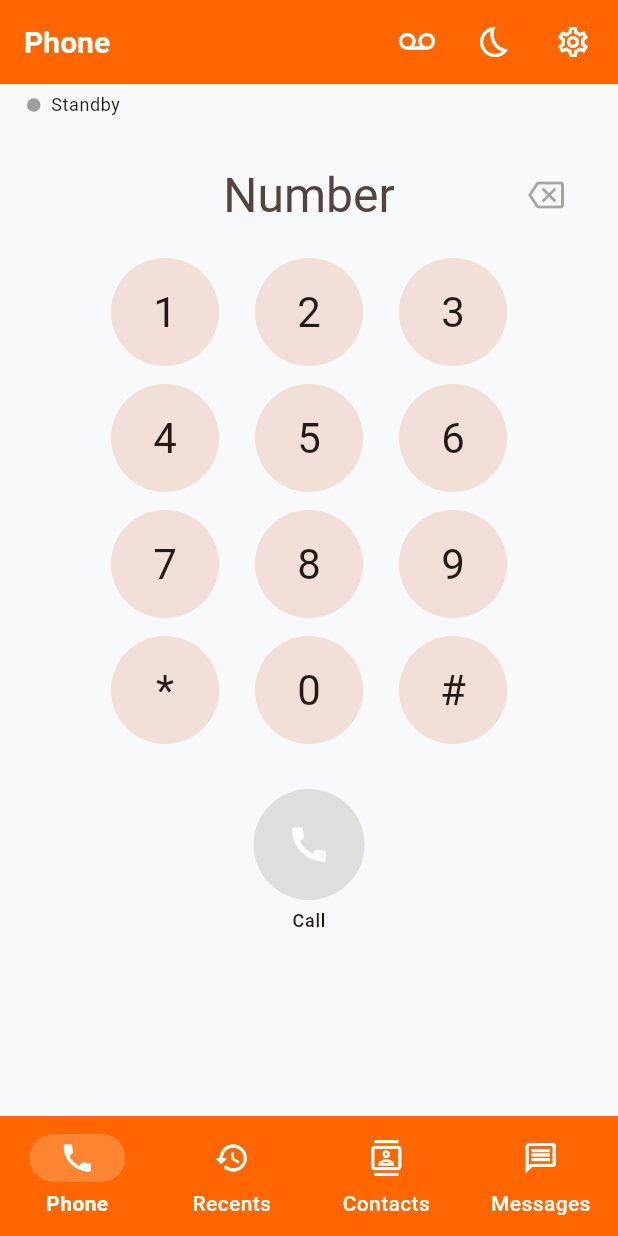
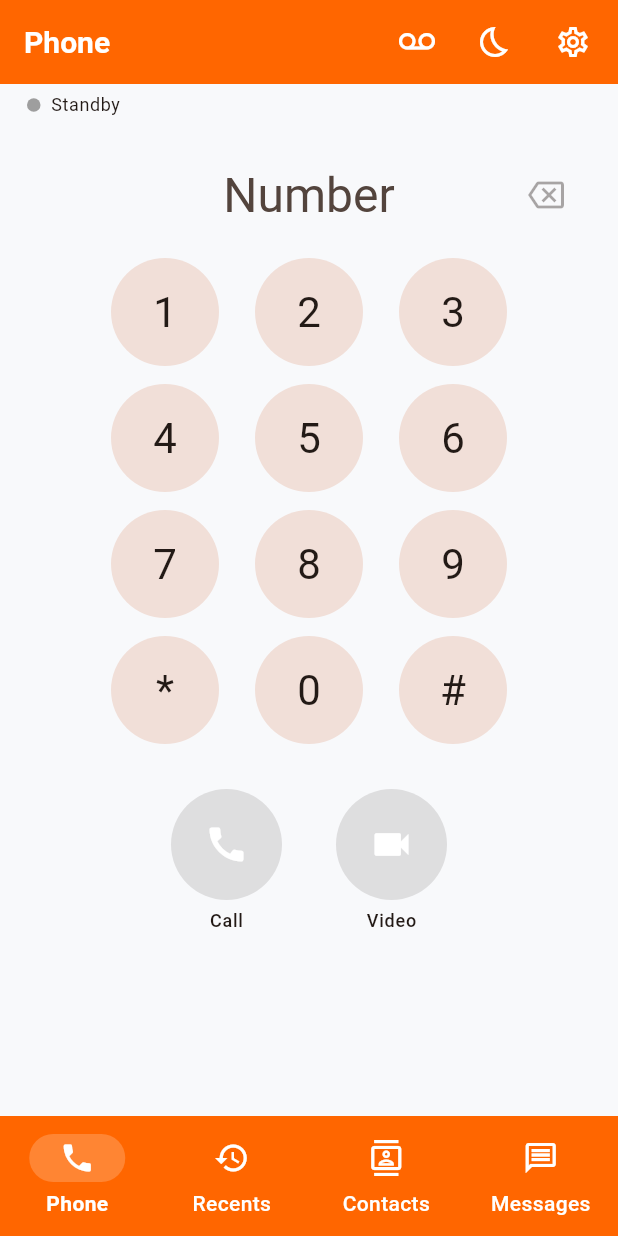
Before and after one commit to Si-Richards/communicator, a Flutter app: the screen it shows after launch, on a phone screen of 412 x 824 dp. Run offline on Flutter 3.47's test engine with Material 3 defaults, Android fonts, the phone set to English and light mode, and no system bars; our stand-ins replace flutter_secure_storage, shared_preferences; missing offline and left inert: flutter_callkit_incoming, flutter_webrtc.

Commit message:
Add video call controls and in-call video stage

```diff
--- a/flutter/lib/ui/phone_screen.dart
+++ b/flutter/lib/ui/phone_screen.dart
@@ -1,6 +1,7 @@
 import 'dart:async';
 
 import 'package:flutter/material.dart';
+import 'package:flutter_webrtc/flutter_webrtc.dart';
 
 import '../controllers/phone_controller.dart';
 import '../models/call_state.dart';
@@ -508,6 +509,15 @@ class _CallControls extends StatelessWidget {
                 ),
               ),
           ],
+          if (mobileCalls.gatewayVideoEnabled ||
+              mobileCalls.gatewayRemoteVideoAvailable) ...[
+            const SizedBox(height: 18),
+            _VideoStage(
+              remoteRenderer: mobileCalls.gatewayRemoteVideoRenderer,
+              localRenderer: mobileCalls.gatewayLocalVideoRenderer,
+              showLocal: mobileCalls.gatewayVideoEnabled,
+            ),
+          ],
           const SizedBox(height: 20),
           Wrap(
             spacing: 20,
@@ -536,6 +546,21 @@ class _CallControls extends StatelessWidget {
                 label: 'Speaker',
                 active: mobileCalls.gatewaySpeakerphoneOn,
                 onTap: mobileCalls.toggleGatewaySpeakerphone,
+              ),
+              _InCallAction(
+                icon: mobileCalls.gatewayVideoEnabled
+                    ? Icons.videocam
+                    : Icons.videocam_off,
+                label: mobileCalls.gatewayVideoEnabled ? 'Video on' : 'Video',
+                active: mobileCalls.gatewayVideoEnabled,
+                onTap: connected ? mobileCalls.toggleGatewayVideo : null,
+              ),
+              _InCallAction(
+                icon: Icons.cameraswitch,
+                label: 'Flip',
+                onTap: mobileCalls.gatewayVideoEnabled
+                    ? mobileCalls.switchGatewayCamera
+                    : null,
               ),
               _InCallAction(
                 icon: Icons.pause,
@@ -617,9 +642,18 @@ class _CallControls extends StatelessWidget {
           ),
           if (state.displayName?.isNotEmpty == true)
             Text(state.number ?? '', style: Theme.of(context).textTheme.bodyMedium),
+          if (controller.incomingVideoOffered) ...[
+            const SizedBox(height: 8),
+            Text(
+              'Incoming video call',
+              style: Theme.of(context).textTheme.labelLarge,
+            ),
+          ],
           const SizedBox(height: 20),
-          Row(
-            mainAxisAlignment: MainAxisAlignment.center,
+          Wrap(
+            spacing: 34,
+            runSpacing: 18,
+            alignment: WrapAlignment.center,
             children: [
               _RoundAction(
                 icon: Icons.call_end,
@@ -627,13 +661,21 @@ class _CallControls extends StatelessWidget {
                 label: 'Decline',
                 onTap: controller.rejectIncomingCall,
               ),
-              const SizedBox(width: 48),
               _RoundAction(
                 icon: Icons.call,
                 color: Colors.green,
-                label: 'Answer',
+                label: controller.incomingVideoOffered
+                    ? 'Audio'
+                    : 'Answer',
                 onTap: controller.answerIncomingCall,
               ),
+              if (controller.incomingVideoOffered)
+                _RoundAction(
+                  icon: Icons.videocam,
+                  color: const Color(0xFF113B53),
+                  label: 'Video',
+                  onTap: controller.answerIncomingVideoCall,
+                ),
             ],
           ),
         ],
@@ -643,6 +685,14 @@ class _CallControls extends StatelessWidget {
     if (state.isInCall) {
       return Column(
         children: [
+          if (controller.videoEnabled || controller.remoteVideoAvailable) ...[
+            _VideoStage(
+              remoteRenderer: controller.remoteVideoRenderer,
+              localRenderer: controller.localVideoRenderer,
+              showLocal: controller.videoEnabled,
+            ),
+            const SizedBox(height: 18),
+          ],
           if (state.isConnected) ...[
             Text(
               _formatCallDuration(controller.activeCallConnectedAt),
@@ -683,6 +733,25 @@ class _CallControls extends StatelessWidget {
                   controller.speakerphoneOn ? Icons.volume_up : Icons.hearing,
                 ),
                 label: const Text('Speaker'),
+              ),
+              FilterChip(
+                selected: controller.videoEnabled,
+                onSelected: state.isConnected
+                    ? (_) => controller.toggleVideo()
+                    : null,
+                avatar: Icon(
+                  controller.videoEnabled
+                      ? Icons.videocam
+                      : Icons.videocam_off,
+                ),
+                label: Text(controller.videoEnabled ? 'Video on' : 'Video'),
+              ),
+              _InCallAction(
+                icon: Icons.cameraswitch,
+                label: 'Flip',
+                onTap: controller.videoEnabled
+                    ? controller.switchCamera
+                    : null,
               ),
               FilterChip(
                 selected: controller.hasDirectTransfer,
@@ -743,13 +812,100 @@ class _CallControls extends StatelessWidget {
       );
     }
 
-    return _RoundAction(
-      icon: Icons.call,
-      color: Colors.green,
-      label: 'Call',
-      onTap: controller.dialledNumber.trim().isNotEmpty
-          ? () => mobileCalls.placeCall(controller.dialledNumber)
-          : null,
+    final canDial = controller.dialledNumber.trim().isNotEmpty;
+    return Wrap(
+      spacing: 32,
+      runSpacing: 16,
+      alignment: WrapAlignment.center,
+      children: [
+        _RoundAction(
+          icon: Icons.call,
+          color: Colors.green,
+          label: 'Call',
+          onTap: canDial
+              ? () => mobileCalls.placeCall(controller.dialledNumber)
+              : null,
+        ),
+        _RoundAction(
+          icon: Icons.videocam,
+          color: const Color(0xFF113B53),
+          label: 'Video',
+          onTap: canDial
+              ? () => mobileCalls.placeCall(
+                    controller.dialledNumber,
+                    video: true,
+                  )
+              : null,
+        ),
+      ],
+    );
+  }
+}
+
+
+class _VideoStage extends StatelessWidget {
+  const _VideoStage({
+    required this.remoteRenderer,
+    required this.localRenderer,
+    required this.showLocal,
+  });
+
+  final RTCVideoRenderer? remoteRenderer;
+  final RTCVideoRenderer? localRenderer;
+  final bool showLocal;
+
+  @override
+  Widget build(BuildContext context) {
+    final remote = remoteRenderer;
+    final local = localRenderer;
+    const navy = Color(0xFF113B53);
+
+    return AspectRatio(
+      aspectRatio: 16 / 9,
+      child: ClipRRect(
+        borderRadius: BorderRadius.circular(18),
+        child: ColoredBox(
+          color: navy,
+          child: Stack(
+            fit: StackFit.expand,
+            children: [
+              if (remote != null)
+                RTCVideoView(
+                  remote,
+                  objectFit:
+                      RTCVideoViewObjectFit.RTCVideoViewObjectFitCover,
+                )
+              else
+                const Center(
+                  child: Icon(
+                    Icons.person,
+                    color: Colors.white70,
+                    size: 72,
+                  ),
+                ),
+              if (showLocal && local != null)
+                Positioned(
+                  right: 12,
+                  top: 12,
+                  width: 104,
+                  height: 142,
+                  child: ClipRRect(
+                    borderRadius: BorderRadius.circular(14),
+                    child: ColoredBox(
+                      color: Colors.black,
+                      child: RTCVideoView(
+                        local,
+                        mirror: true,
+                        objectFit:
+                            RTCVideoViewObjectFit.RTCVideoViewObjectFitCover,
+                      ),
+                    ),
+                  ),
+                ),
+            ],
+          ),
+        ),
+      ),
     );
   }
 }
```
